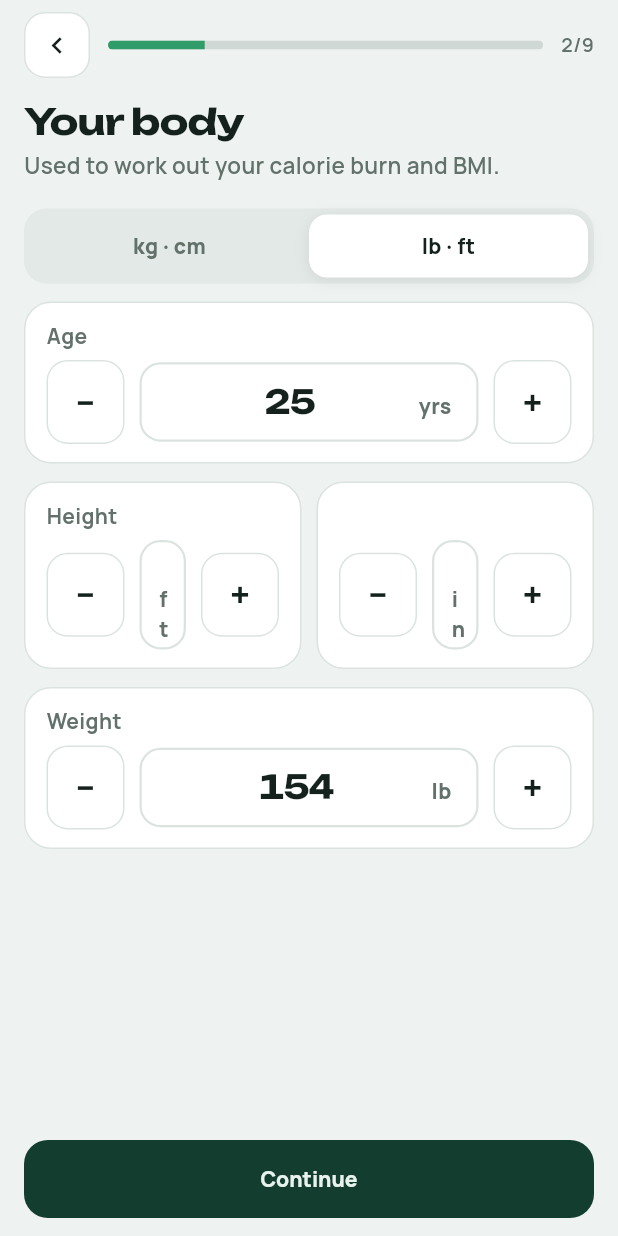
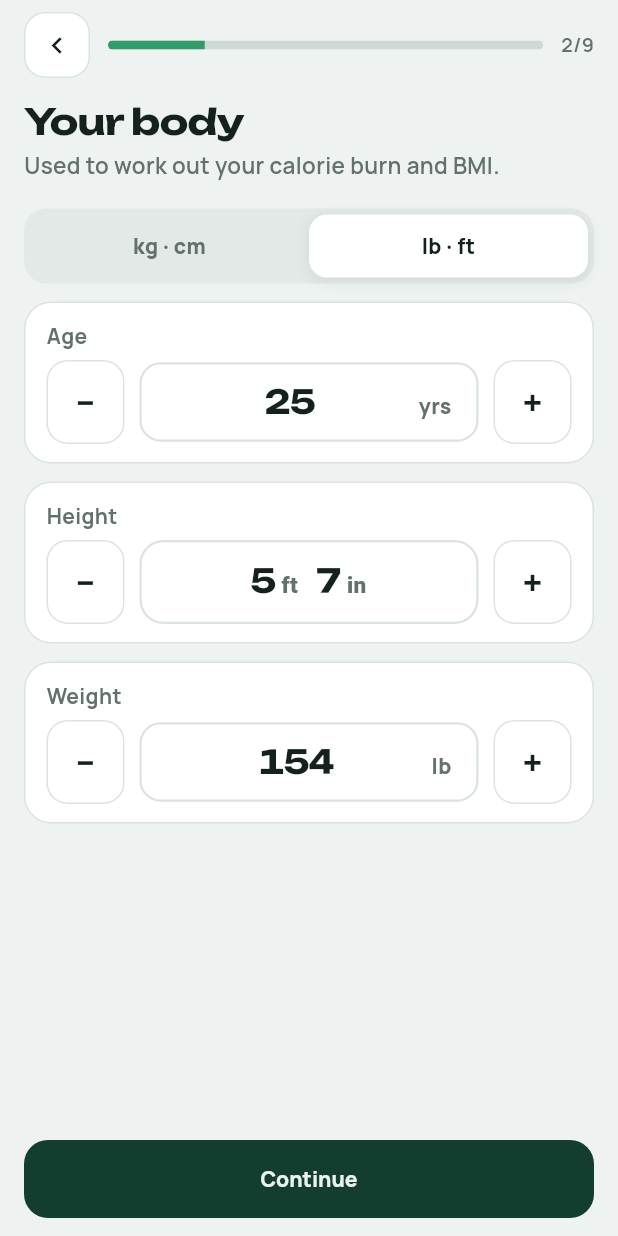
Before and after one commit to digitalnova0101/ai-calorie-counter, a Flutter app: the OnboardingScreen screen opened directly, after a tap on "Continue", on a phone screen of 412 x 824 dp. Run offline on Flutter 3.47's test engine with Material 3 defaults, Android fonts, the phone set to English and light mode, and no system bars; our stand-ins replace cloud_firestore, firebase_auth, firebase_core, flutter_local_notifications, google_fonts, image_picker and 3 more; missing offline and left inert: health, mobile_scanner; accounts and stored records are empty; generated files the repository leaves out were written again; network calls fail; statements that could not run were skipped.

Commit message:
Fix feet/inches height entry: one full-width row with a scroll picker
Co-Authored-By: Claude Opus 5.5 <noreply@anthropic.com>
Claude-Session: https://claude.ai/code/session_01Rdj6vh2Tx9fWtGtxr2n8ac

```diff
--- a/app/lib/screens/onboarding_screen.dart
+++ b/app/lib/screens/onboarding_screen.dart
@@ -1,3 +1,4 @@
+import 'package:flutter/cupertino.dart';
 import 'package:flutter/material.dart';
 
 import '../models.dart';
@@ -15,7 +16,8 @@ import '../widgets/ui.dart';
 /// Setup steps. Also used to edit the profile later (pass [initial]).
 class OnboardingScreen extends StatefulWidget {
   final Profile? initial;
-  const OnboardingScreen({super.key, this.initial});
+  final int startStep; // used by layout tests
+  const OnboardingScreen({super.key, this.initial, this.startStep = 0});
   @override
   State<OnboardingScreen> createState() => _OnboardingScreenState();
 }
@@ -31,7 +33,7 @@ class _OnboardingScreenState extends State<OnboardingScreen> {
         'health',
         'plan',
       ];
-  int _step = 0;
+  late int _step = widget.startStep;
   late double _pace = widget.initial?.goal == 'gain' ? 0.25 : 0.5;
   late DateTime? _date = widget.initial != null && widget.initial!.targetDate.isNotEmpty
       ? DateTime.tryParse(widget.initial!.targetDate)
@@ -345,6 +347,112 @@ class _OnboardingScreenState extends State<OnboardingScreen> {
     );
   }
 
+  /// Height in feet and inches: one row like the others; tap the value for a scroll picker.
+  Widget _heightImperial() {
+    final p = Palette.of(context);
+    final total = (_num(_ft) * 12 + _num(_in)).round().clamp(48, 90);
+    void setTotal(int t) {
+      final v = t.clamp(48, 90);
+      setState(() {
+        _ft.text = '${v ~/ 12}';
+        _in.text = '${v % 12}';
+      });
+    }
+
+    Widget btn(String t, VoidCallback f, String label) => Semantics(
+          button: true,
+          label: label,
+          child: Pressable(
+            onTap: f,
+            child: Container(
+              width: 52,
+              height: 56,
+              alignment: Alignment.center,
+              decoration: BoxDecoration(
+                color: p.surface,
+                borderRadius: BorderRadius.circular(14),
+                border: Border.all(color: p.line),
+              ),
+              child: Text(t, style: const TextStyle(fontSize: 24, fontWeight: FontWeight.w800)),
+            ),
+          ),
+        );
+    final big = display(context, 22, weight: FontWeight.w700);
+    final unit = TextStyle(color: p.muted, fontWeight: FontWeight.w800, fontSize: 15);
+
+    return Padding(
+      padding: const EdgeInsets.only(bottom: 12),
+      child: Panel(
+        padding: const EdgeInsets.fromLTRB(14, 12, 14, 12),
+        radius: 18,
+        child: Column(crossAxisAlignment: CrossAxisAlignment.start, children: [
+          Text('Height', style: TextStyle(color: p.muted, fontWeight: FontWeight.w700)),
+          const SizedBox(height: 6),
+          Row(children: [
+            btn('−', () => setTotal(total - 1), 'Shorter'),
+            const SizedBox(width: 10),
+            Expanded(
+              child: Pressable(
+                onTap: () => _pickHeight(total, setTotal),
+                child: Container(
+                  height: 56,
+                  alignment: Alignment.center,
+                  decoration: BoxDecoration(
+                    color: p.surface,
+                    borderRadius: BorderRadius.circular(16),
+                    border: Border.all(color: p.line, width: 1.5),
+                  ),
+                  child: Text.rich(TextSpan(children: [
+                    TextSpan(text: '${total ~/ 12}', style: big),
+                    TextSpan(text: ' ft   ', style: unit),
+                    TextSpan(text: '${total % 12}', style: big),
+                    TextSpan(text: ' in', style: unit),
+                  ])),
+                ),
+              ),
+            ),
+            const SizedBox(width: 10),
+            btn('+', () => setTotal(total + 1), 'Taller'),
+          ]),
+        ]),
+      ),
+    );
+  }
+
+  Future<void> _pickHeight(int total, void Function(int) set) async {
+    var ft = total ~/ 12, inch = total % 12;
+    final ok = await showAppSheet<bool>(context, (ctx) {
+      Widget wheel(int count, int start, int initial, String unit, ValueChanged<int> on) => Expanded(
+            child: CupertinoPicker(
+              itemExtent: 44,
+              scrollController: FixedExtentScrollController(initialItem: initial - start),
+              onSelectedItemChanged: (i) => on(i + start),
+              children: [
+                for (var v = start; v < start + count; v++)
+                  Center(child: Text('$v $unit', style: const TextStyle(fontSize: 22, fontWeight: FontWeight.w700))),
+              ],
+            ),
+          );
+      return Padding(
+        padding: const EdgeInsets.fromLTRB(16, 0, 16, 16),
+        child: Column(mainAxisSize: MainAxisSize.min, crossAxisAlignment: CrossAxisAlignment.stretch, children: [
+          const H2('Your height'),
+          const SizedBox(height: 8),
+          SizedBox(
+            height: 200,
+            child: Row(children: [
+              wheel(4, 4, ft, 'ft', (v) => ft = v),
+              wheel(12, 0, inch, 'in', (v) => inch = v),
+            ]),
+          ),
+          const SizedBox(height: 12),
+          FilledButton(onPressed: () => Navigator.pop(ctx, true), child: const Text('Done')),
+        ]),
+      );
+    });
+    if (ok == true) set(ft * 12 + inch);
+  }
+
   Widget _dial(String label, TextEditingController c, String unit, double step) {
     final p = Palette.of(context);
     void bump(double d) {
@@ -425,11 +533,7 @@ class _OnboardingScreenState extends State<OnboardingScreen> {
           const SizedBox(height: 12),
           _dial('Age', _age, 'yrs', 1),
           if (_imperial)
-            Row(children: [
-              Expanded(child: _dial('Height', _ft, 'ft', 1)),
-              const SizedBox(width: 10),
-              Expanded(child: _dial('', _in, 'in', 1)),
-            ])
+            _heightImperial()
           else
             _dial('Height', _height, 'cm', 1),
           _dial('Weight', _weight, Units.w, _imperial ? 1 : 0.5),
```
Also changed, not shown: 1 other file.
